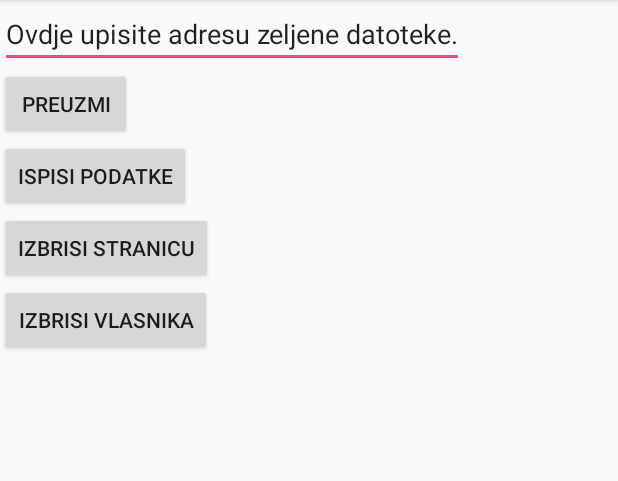
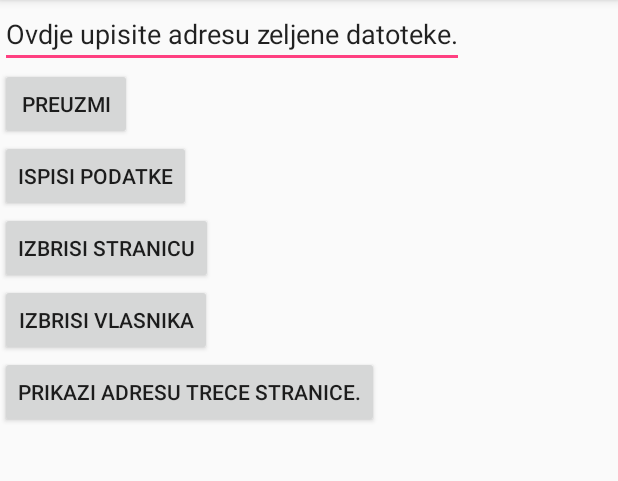
Before and after one commit to anaivekov/drugi-kolokvij, an Android app: the screen it shows after launch (MainActivity), on a phone screen of 412 x 824 dp, the part 84-565 px from its top. Run offline under Robolectric (Android 15) with nearby library versions, the phone set to English and light mode, and no system bars.

Commit message:
drugi kolokvij final

```diff
--- a/app/src/main/AndroidManifest.xml
+++ b/app/src/main/AndroidManifest.xml
@@ -23,7 +23,8 @@
         </activity>
         <activity android:name=".Main2Activity" />
         <activity android:name=".Main3Activity" />
-        <activity android:name=".Main4Activity"></activity>
+        <activity android:name=".Main4Activity" />
+        <activity android:name=".Main5Activity"></activity>
     </application>
 
 </manifest>
--- a/app/src/main/java/hr/math/drugikolokvij/DBAdapter.java
+++ b/app/src/main/java/hr/math/drugikolokvij/DBAdapter.java
@@ -17,8 +17,8 @@ public class DBAdapter {
 
     static final String TAG = "DBAdapter";
 
-    static final String DATABASE_NAME = "MyDatabase";
-    static final int DATABASE_VERSION = 3;
+    static final String DATABASE_NAME = "BazaPodataka";
+    static final int DATABASE_VERSION = 6;
 
     static final String KEY_ID = "ID";
 
@@ -31,9 +31,9 @@ public class DBAdapter {
     static final String DATABASE_TABLE_STRANICE = "stranice";
     static final String DATABASE_TABLE_VLASNICI = "vlasnici";
 
-    static final String CREATE_TABLE_STRANICE = "create table stranice (ID integer primary key autoincrement," + "ADRESA text not null, VRSTA text not null);";
+    static final String CREATE_TABLE_STRANICE = "create table stranice (ID integer primary key autoincrement," + "ADRESA text not null unique, VRSTA text not null);";
 
-    static final String CREATE_TABLE_VLASNICI = "create table vlasnici (ID_VLASNIKA integer primary key autoincrement," + "ID_STRANICE integer);";
+    static final String CREATE_TABLE_VLASNICI = "create table vlasnici (ID_VLASNIKA integer primary key autoincrement," + "ID_STRANICE integer unique);";
 
     final Context context;
 
--- a/app/src/main/res/layout/activity_main.xml
+++ b/app/src/main/res/layout/activity_main.xml
@@ -43,6 +43,13 @@ http://schemas.android.com/tools ">
         android:onClick="deleteSomeOwner"
         android:text="@string/izbrisi_vlasnika" />
 
+    <Button
+        android:id="@+id/ispisTreceStr"
+        android:layout_height="wrap_content"
+        android:layout_width="wrap_content"
+        android:onClick="displayTheThirdSite"
+        android:text="@string/prikazi" />
+
 
 
 </LinearLayout>
--- a/app/src/main/res/values/strings.xml
+++ b/app/src/main/res/values/strings.xml
@@ -6,6 +6,7 @@
     <string name="izbrisi_stranicu">Izbrisi stranicu</string>
     <string name="izbrisi_vlasnika">Izbrisi vlasnika</string>
     <string name="idStranice">Ovdje unesite ID stranice koju zelite izbrisati.</string>
-    <string name="idStranice">Ovdje unesite ID vlasnika kojeg zelite izbrisati.</string>
+    <string name="idVlasnika">Ovdje unesite ID vlasnika kojeg zelite izbrisati.</string>
     <string name="izbrisi">Izbrisi</string>
+    <string name="prikazi">Prikazi adresu trece stranice.</string>
 </resources>
```
Also changed, not shown: app/src/main/java/hr/math/drugikolokvij/Main5Activity.java (added, +31 -0 lines), app/src/main/java/hr/math/drugikolokvij/MainActivity.java (+8 -0 lines), app/src/main/res/layout/activity_main5.xml (added, +14 -0 lines).
